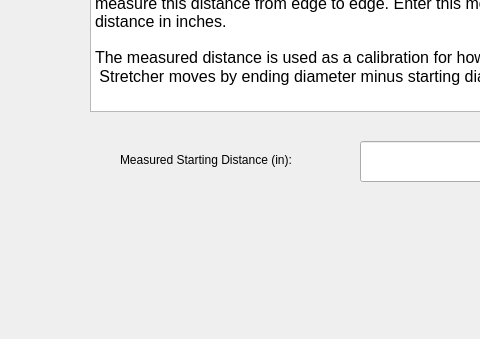
Before: the Qt Designer form SetStartingPosition.ui in nlinthacum/SeniorDesignGUI, drawn with Qt 5; both pictures show x 0 to 480 and y 99 to 438 of the 677 by 438 pixel window.
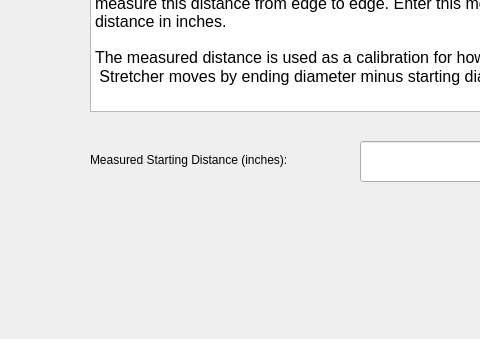
After: the same form once the commit is applied.

Commit message: changed in to inches to be more cleaR

```diff
--- a/SetStartingPosition.ui
+++ b/SetStartingPosition.ui
@@ -65,14 +65,14 @@
    <widget class="QLabel" name="label">
     <property name="geometry">
      <rect>
-      <x>120</x>
+      <x>90</x>
       <y>220</y>
-      <width>241</width>
+      <width>271</width>
       <height>78</height>
      </rect>
     </property>
     <property name="text">
-     <string>Measured Starting Distance (in):</string>
+     <string>Measured Starting Distance (inches):</string>
     </property>
    </widget>
    <widget class="QPushButton" name="starting_position_save_button">
```
